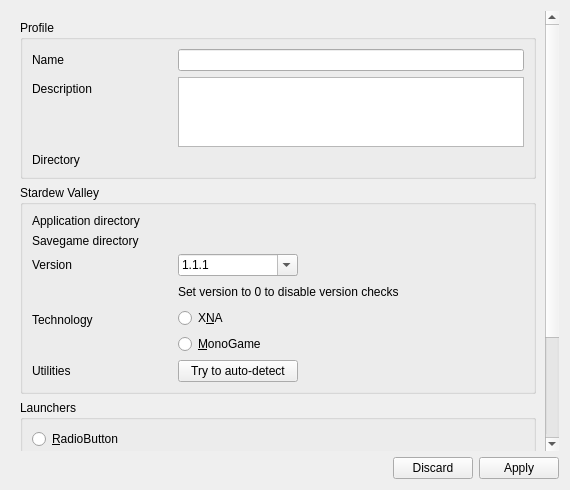
Above: src/profilesettings.ui from kriana/SilVerPLuM before the change. Below: the same form after it.
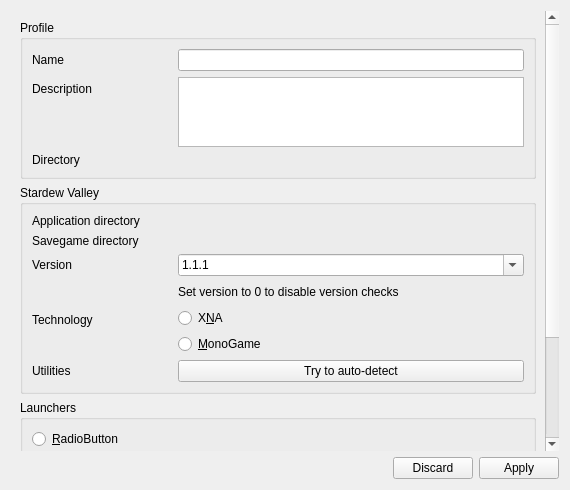
That is the form after the change. Icons and pictures are not drawn. Custom widgets are drawn as their Qt base class.

```diff
--- a/src/profilesettings.ui
+++ b/src/profilesettings.ui
@@ -32,9 +32,9 @@
       <property name="geometry">
        <rect>
         <x>0</x>
-        <y>0</y>
-        <width>536</width>
-        <height>550</height>
+        <y>-226</y>
+        <width>538</width>
+        <height>664</height>
        </rect>
       </property>
       <layout class="QVBoxLayout" name="verticalLayout">
@@ -169,12 +169,6 @@
           </item>
           <item row="2" column="1">
            <widget class="QComboBox" name="sdvVersion">
-            <property name="maximumSize">
-             <size>
-              <width>120</width>
-              <height>16777215</height>
-             </size>
-            </property>
             <property name="editable">
              <bool>true</bool>
             </property>
@@ -289,12 +283,6 @@
               <height>0</height>
              </size>
             </property>
-            <property name="maximumSize">
-             <size>
-              <width>120</width>
-              <height>16777215</height>
-             </size>
-            </property>
             <property name="text">
              <string>Try to auto-detect</string>
             </property>
```
Left out of the diff: 6 changed lines with no effect on the pictures.
